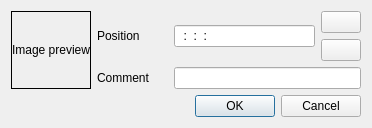
The window that src/widgets/markerdialog_ui.ui (KDE/kdenlive) describes before a commit, drawn with Qt 5.
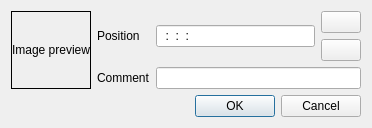
The same window after the commit. Custom widgets are drawn as their Qt base class.

Commit message: fix layout issue

The edit to the form file:
```diff
--- a/src/widgets/markerdialog_ui.ui
+++ b/src/widgets/markerdialog_ui.ui
@@ -33,17 +33,17 @@
      </property>
     </widget>
    </item>
-   <item rowspan="2" row="0" column="2" colspan="2" >
+   <item rowspan="2" row="0" column="2" >
     <widget class="KRestrictedLine" name="marker_position" >
      <property name="inputMask" >
       <string>99:99:99:99; </string>
      </property>
     </widget>
    </item>
-   <item row="0" column="4" >
+   <item row="0" column="3" >
     <widget class="KArrowButton" name="position_up" />
    </item>
-   <item row="1" column="4" >
+   <item row="1" column="3" >
     <widget class="KArrowButton" name="position_down" >
      <property name="arrowType" stdset="0" >
       <number>2</number>
@@ -57,7 +57,10 @@
      </property>
     </widget>
    </item>
-   <item row="3" column="1" colspan="3" >
+   <item row="2" column="2" colspan="2" >
+    <widget class="KLineEdit" name="marker_comment" />
+   </item>
+   <item row="3" column="1" colspan="2" >
     <spacer name="verticalSpacer" >
      <property name="orientation" >
       <enum>Qt::Vertical</enum>
@@ -70,7 +73,7 @@
      </property>
     </spacer>
    </item>
-   <item row="4" column="0" colspan="5" >
+   <item row="4" column="0" colspan="4" >
     <widget class="QDialogButtonBox" name="buttonBox" >
      <property name="orientation" >
       <enum>Qt::Horizontal</enum>
@@ -80,20 +83,16 @@
      </property>
     </widget>
    </item>
-   <item row="2" column="2" colspan="3" >
-    <widget class="KLineEdit" name="marker_comment" />
-   </item>
   </layout>
   <zorder>buttonBox</zorder>
   <zorder>marker_position</zorder>
-  <zorder>dial</zorder>
   <zorder>position_up</zorder>
   <zorder>position_down</zorder>
   <zorder>clip_filesize_3</zorder>
   <zorder>verticalSpacer</zorder>
   <zorder>clip_thumb</zorder>
-  <zorder>clip_filesize_2</zorder>
   <zorder>marker_comment</zorder>
+  <zorder>clip_filesize_2</zorder>
  </widget>
  <customwidgets>
   <customwidget>
```
